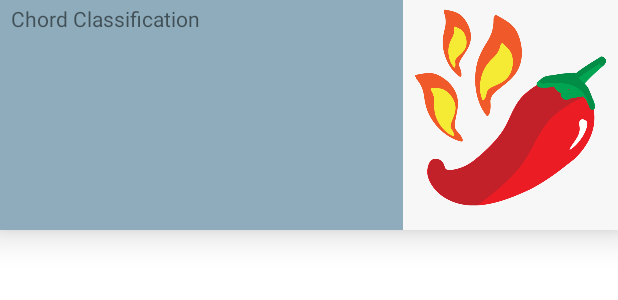
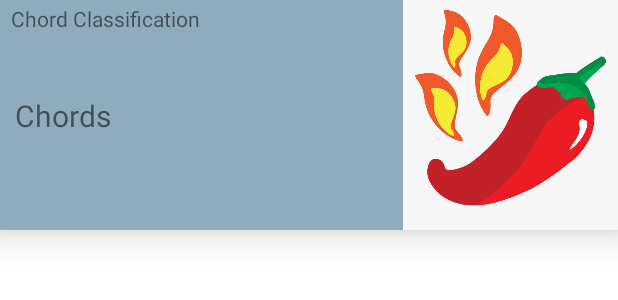
Before and after one commit to danielewatts/OverTone, an Android app: the layout chord_card.xml on its own in the app's theme, with its tools: preview values and no code run, on a phone screen of 412 x 824 dp. Shown: the top 300 px of the screen. Run offline under Robolectric (Android 15) with nearby library versions, the phone set to English and light mode, and no system bars.

Commit message:
Basic Chord Library Cord created

```diff
--- a/app/src/main/res/layout/chord_card.xml
+++ b/app/src/main/res/layout/chord_card.xml
@@ -43,6 +43,21 @@
 
         </com.google.android.material.textview.MaterialTextView>
 
+        <com.google.android.material.textview.MaterialTextView
+            android:layout_width="wrap_content"
+            android:layout_height="wrap_content"
+            android:text="Chords"
+            android:textSize="20dp"
+            app:layout_constraintBottom_toBottomOf="parent"
+            app:layout_constraintHorizontal_bias="0.05"
+            app:layout_constraintLeft_toLeftOf="parent"
+            app:layout_constraintRight_toLeftOf="@id/imgTeaser"
+            app:layout_constraintTop_toTopOf="parent"
+            app:layout_constraintVertical_bias="0.5">
+
+        </com.google.android.material.textview.MaterialTextView>
+
+
 
 
     </androidx.constraintlayout.widget.ConstraintLayout>
```
